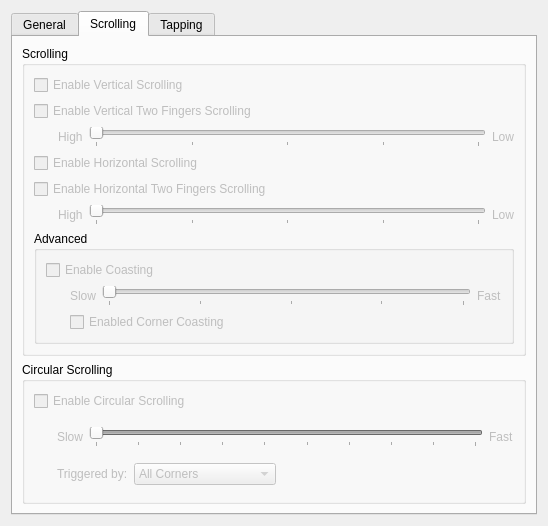
This is kcmtouchpadwidget.ui in mishaaq/kcm_touchpad as Qt 5 draws it before an edit. The edited form follows.
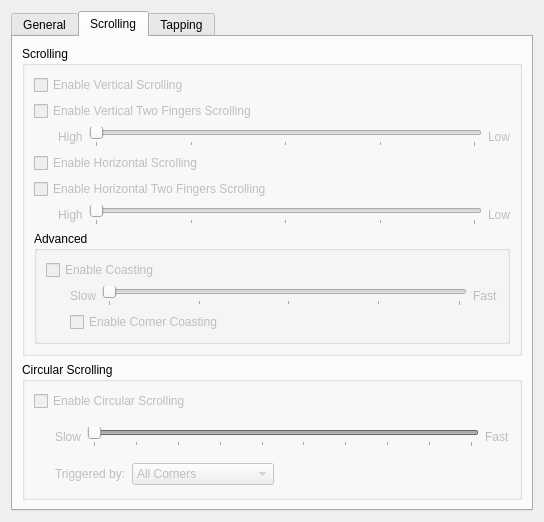
This is the edited form. The open tabs and pages were chosen to show the change. Custom widgets are drawn as their Qt base class.

Commit message: * add dutch translation (by Sander Pientka) * fix "Enabled Corner Coasting" -> "Enable Corner Coasting" (patch by Andrey Borzenkov) * fix all buttons disabled on KDE startup without kcmtouchpadrc (patch by Andrey Borzenkov) * fix "Edge" to "Corner" in triggering regions * update Messages.sh script * new po template

```diff
--- a/kcmtouchpadwidget.ui
+++ b/kcmtouchpadwidget.ui
@@ -7,8 +7,8 @@
    <rect>
     <x>0</x>
     <y>0</y>
-    <width>548</width>
-    <height>526</height>
+    <width>544</width>
+    <height>522</height>
    </rect>
   </property>
   <property name="sizePolicy">
@@ -489,7 +489,7 @@
                 <string>Enable edge scrolling to continue while the finger stays in an edge corner.</string>
                </property>
                <property name="text">
-                <string>Enabled Corner Coasting</string>
+                <string>Enable Corner Coasting</string>
                </property>
               </widget>
              </item>
```
Left out of the diff: 3 changed lines with no effect on the pictures. The commit also changes 7 other files.
